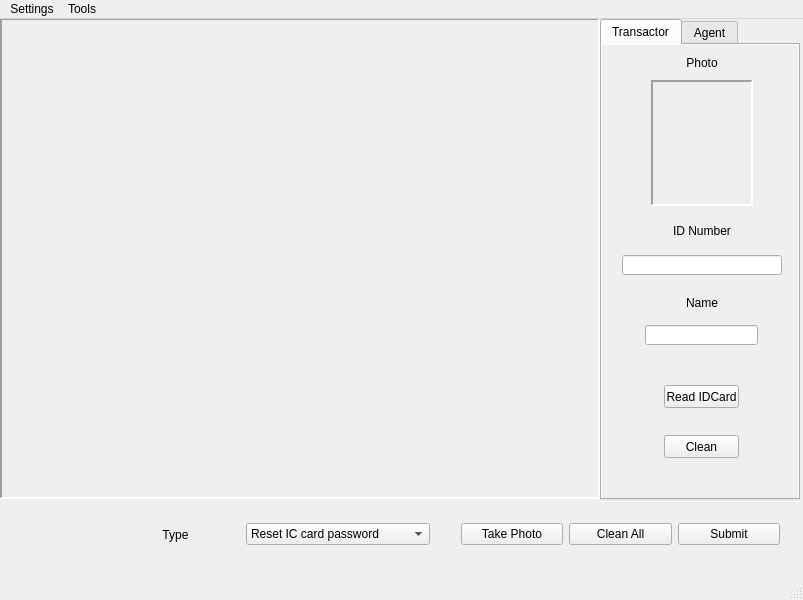
Qt form TakePhotos.ui (qpzm1258/Service-Timeline) before a commit.
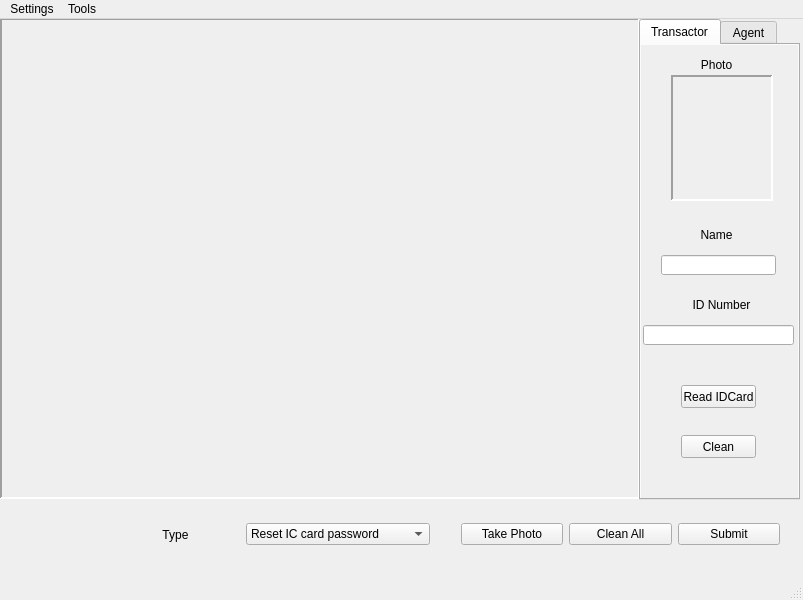
The same form after that commit.

Commit message: Update to 1.6.0.0 1.Display history photo (need to update server) 2.Flash photo label when change current server type 3.Lock server type combobox when photo already taked

Diff of the .ui file:
```diff
--- a/TakePhotos.ui
+++ b/TakePhotos.ui
@@ -22,7 +22,7 @@
      <rect>
       <x>0</x>
       <y>-1</y>
-      <width>600</width>
+      <width>640</width>
       <height>481</height>
      </rect>
     </property>
@@ -48,9 +48,9 @@
    <widget class="QTabWidget" name="tabWidget">
     <property name="geometry">
      <rect>
-      <x>600</x>
+      <x>639</x>
       <y>0</y>
-      <width>200</width>
+      <width>161</width>
       <height>481</height>
      </rect>
     </property>
@@ -87,7 +87,7 @@
      <widget class="QPushButton" name="cleanBtn">
       <property name="geometry">
        <rect>
-        <x>62</x>
+        <x>40</x>
         <y>390</y>
         <width>75</width>
         <height>23</height>
@@ -100,10 +100,10 @@
      <widget class="QLabel" name="label_3">
       <property name="geometry">
        <rect>
-        <x>10</x>
-        <y>250</y>
-        <width>180</width>
-        <height>16</height>
+        <x>0</x>
+        <y>180</y>
+        <width>151</width>
+        <height>20</height>
        </rect>
       </property>
       <property name="text">
@@ -116,7 +116,7 @@
      <widget class="QPushButton" name="readInfoBtn">
       <property name="geometry">
        <rect>
-        <x>62</x>
+        <x>40</x>
         <y>340</y>
         <width>75</width>
         <height>23</height>
@@ -129,9 +129,9 @@
      <widget class="QLineEdit" name="nameInput">
       <property name="geometry">
        <rect>
-        <x>43</x>
-        <y>280</y>
-        <width>113</width>
+        <x>20</x>
+        <y>210</y>
+        <width>115</width>
         <height>20</height>
        </rect>
       </property>
@@ -150,10 +150,10 @@
      <widget class="QLabel" name="cardPhtotoTextLabel_2">
       <property name="geometry">
        <rect>
-        <x>10</x>
+        <x>0</x>
         <y>10</y>
-        <width>180</width>
-        <height>16</height>
+        <width>151</width>
+        <height>20</height>
        </rect>
       </property>
       <property name="text">
@@ -166,8 +166,8 @@
      <widget class="QLabel" name="cardPhotoLabel">
       <property name="geometry">
        <rect>
-        <x>49</x>
-        <y>35</y>
+        <x>30</x>
+        <y>30</y>
         <width>102</width>
         <height>126</height>
        </rect>
@@ -191,10 +191,10 @@
      <widget class="QLabel" name="label_4">
       <property name="geometry">
        <rect>
-        <x>10</x>
-        <y>180</y>
-        <width>180</width>
-        <height>12</height>
+        <x>20</x>
+        <y>250</y>
+        <width>121</width>
+        <height>20</height>
        </rect>
       </property>
       <property name="text">
@@ -207,9 +207,9 @@
      <widget class="QLineEdit" name="IDCardNumInput">
       <property name="geometry">
        <rect>
-        <x>20</x>
-        <y>210</y>
-        <width>160</width>
+        <x>2</x>
+        <y>280</y>
+        <width>151</width>
         <height>20</height>
        </rect>
       </property>
```
Left out of the diff: 48 changed lines with no effect on the pictures. The commit also changes 15 other files.
